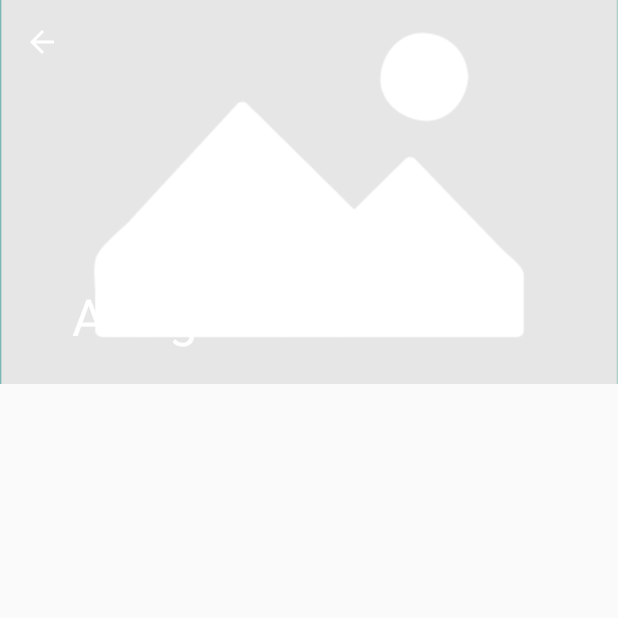
After one commit to codeteo/AssignmentAthl, an Android app: the DetailsActivity screen opened directly, with no data from a screen before it, on a phone screen of 412 x 824 dp, the top half of it. The commit adds this screen. Run offline under Robolectric (Android 15) with nearby library versions, the light colour scheme and no system bars; our stand-ins replace Picasso; pictures from the network do not load.

Commit message:
Adds DetailsActivity

```diff
--- a/app/src/main/AndroidManifest.xml
+++ b/app/src/main/AndroidManifest.xml
@@ -27,6 +27,9 @@
             android:name=".features.search.SearchActivity"
             android:windowSoftInputMode="stateVisible" />
 
+        <activity
+            android:name=".features.details.DetailsActivity"/>
+
     </application>
 
 </manifest>
--- a/app/src/main/java/com/assignment/teo/data/features/search/movies/mappers/MovieDataMapper.java
+++ b/app/src/main/java/com/assignment/teo/data/features/search/movies/mappers/MovieDataMapper.java
@@ -28,6 +28,7 @@
         movie.setRating(Math.round(dataModel.getVoteAverage()));
         movie.setThumbnail(dataModel.getBackdropPath());
         movie.setReleaseDate(dataModel.getReleaseDate());
+        movie.setGenreIds(dataModel.getGenreIds());
 
         return movie;
     }
--- a/app/src/main/java/com/assignment/teo/data/features/search/shows/mappers/ShowDataMapper.java
+++ b/app/src/main/java/com/assignment/teo/data/features/search/shows/mappers/ShowDataMapper.java
@@ -27,6 +27,7 @@
         show.setOverview(dataModel.getOverview());
         show.setRating(Math.round(dataModel.getVoteAverage()));
         show.setThumbnail(dataModel.getBackdropPath());
+        show.setGenreIds(dataModel.getGenreIds());
 
         return show;
     }
--- /dev/null
+++ b/app/src/main/java/com/assignment/teo/features/details/DetailsActivity.java
@@ -0,0 +1,75 @@
+package com.assignment.teo.features.details;
+
+import android.os.Bundle;
+import android.support.annotation.Nullable;
+import android.support.design.widget.CollapsingToolbarLayout;
+import android.support.v7.app.AppCompatActivity;
+import android.support.v7.widget.Toolbar;
+import android.view.MenuItem;
+import android.widget.ImageView;
+
+import com.assignment.teo.R;
+import com.squareup.picasso.Picasso;
+
+import java.util.Objects;
+
+import static com.assignment.teo.Constants.EMPTY_STRING;
+import static com.assignment.teo.Constants.appendImageUrl;
+
+/**
+ * Screen displaying details about a movie or a show.
+ */
+
+public class DetailsActivity extends AppCompatActivity {
+
+    public static final String TITLE_KEY = "title";
+    public static final String IMG_URL_KEY = "image_url";
+    public static final String OVERVIEW_KEY = "overview";
+    public static final String GENRE_ID_KEY = "genre_id";
+
+    private Toolbar toolbar;
+    private CollapsingToolbarLayout collapsingToolbar;
+    private ImageView ivImage;
+
+    private String title, imageUrl, overview;
+    private int genreId;
+
+    @Override
+    protected void onCreate(@Nullable Bundle savedInstanceState) {
+        super.onCreate(savedInstanceState);
+        setContentView(R.layout.activity_details);
+
+        toolbar = findViewById(R.id.toolbar_details);
+        collapsingToolbar = findViewById(R.id.collapsing_toolbar);
+        ivImage = findViewById(R.id.iv_details_backdrop);
+
+        Bundle extras = getIntent().getExtras();
+        if (extras != null) {
+            title = extras.getString(TITLE_KEY, EMPTY_STRING);
+            imageUrl = extras.getString(IMG_URL_KEY, EMPTY_STRING);
+            overview = extras.getString(OVERVIEW_KEY, EMPTY_STRING);
+            genreId = extras.getInt(GENRE_ID_KEY, 0);
+        }
+
+        setSupportActionBar(toolbar);
+        Objects.requireNonNull(getSupportActionBar()).setDisplayHomeAsUpEnabled(true);
+
+        Picasso.with(this)
+                .load(appendImageUrl(imageUrl))
+                .fit()
+                .error(R.drawable.placeholder_movie)
+                .into(ivImage);
+
+        collapsingToolbar.setTitle(title);
+    }
+
+    @Override
+    public boolean onOptionsItemSelected(MenuItem item) {
+        switch (item.getItemId()) {
+            case android.R.id.home:
+                finish();
+                return true;
+        }
+        return super.onOptionsItemSelected(item);
+    }
+}
--- a/app/src/main/java/com/assignment/teo/features/search/fragments/movies/adapter/MovieViewModel.java
+++ b/app/src/main/java/com/assignment/teo/features/search/fragments/movies/adapter/MovieViewModel.java
@@ -36,4 +36,8 @@
         return movie.getReleaseDate();
     }
 
+    public int getGenreId() {
+        return movie.getGenreIds()[0];
+    }
+
 }
--- a/app/src/main/java/com/assignment/teo/features/search/fragments/shows/adapter/ShowViewModel.java
+++ b/app/src/main/java/com/assignment/teo/features/search/fragments/shows/adapter/ShowViewModel.java
@@ -32,4 +32,7 @@
         return show.getRating();
     }
 
+    public int getGenreId() {
+        return show.getGenreIds()[0];
+    }
 }
--- /dev/null
+++ b/app/src/main/res/layout/activity_details.xml
@@ -0,0 +1,47 @@
+<?xml version="1.0" encoding="utf-8"?>
+<android.support.design.widget.CoordinatorLayout xmlns:android="http://schemas.android.com/apk/res/android"
+    xmlns:app="http://schemas.android.com/apk/res-auto"
+    android:orientation="vertical"
+    android:fitsSystemWindows="true"
+    android:layout_width="match_parent"
+    android:layout_height="match_parent">
+
+    <android.support.design.widget.AppBarLayout
+        android:id="@+id/appbar"
+        android:layout_width="match_parent"
+        android:layout_height="256dp"
+        android:theme="@style/ThemeOverlay.AppCompat.Dark.ActionBar"
+        android:fitsSystemWindows="true">
+
+        <android.support.design.widget.CollapsingToolbarLayout
+            android:id="@+id/collapsing_toolbar"
+            android:layout_width="match_parent"
+            android:layout_height="match_parent"
+            android:fitsSystemWindows="true"
+            app:layout_scrollFlags="scroll|exitUntilCollapsed"
+            app:contentScrim="?attr/colorPrimary"
+            app:expandedTitleMarginStart="48dp"
+            app:expandedTitleMarginEnd="64dp">
+
+            <ImageView
+                android:id="@+id/iv_details_backdrop"
+                android:layout_width="match_parent"
+                android:layout_height="match_parent"
+                android:scaleType="centerCrop"
+                android:fitsSystemWindows="true"
+                app:layout_collapseMode="parallax"
+                android:contentDescription="@null" />
+
+            <android.support.v7.widget.Toolbar
+                android:id="@+id/toolbar_details"
+                android:layout_width="match_parent"
+                android:layout_height="?attr/actionBarSize"
+                app:popupTheme="@style/ThemeOverlay.AppCompat.Light"
+                app:layout_collapseMode="pin" />
+
+        </android.support.design.widget.CollapsingToolbarLayout>
+
+    </android.support.design.widget.AppBarLayout>
+
+
+</android.support.design.widget.CoordinatorLayout>
```
Also changed, not shown: app/src/main/java/com/assignment/teo/data/bus/events/OpenDetailsActivityEvent.java (added, +48 -0 lines), app/src/main/java/com/assignment/teo/data/features/search/movies/entities/MovieDataModel.java (+11 -0 lines), app/src/main/java/com/assignment/teo/data/features/search/shows/entities/ShowDataModel.java (+11 -0 lines), app/src/main/java/com/assignment/teo/domain/entities/Movie.java (+9 -0 lines), app/src/main/java/com/assignment/teo/domain/entities/Show.java (+9 -0 lines), app/src/main/java/com/assignment/teo/features/search/SearchActivity.java (+22 -2 lines), app/src/main/java/com/assignment/teo/features/search/base/BaseSearchActivity.java (added, +19 -0 lines), app/src/main/java/com/assignment/teo/features/search/fragments/movies/adapter/MovieViewHolder.java (+13 -2 lines), app/src/main/java/com/assignment/teo/features/search/fragments/shows/adapter/ShowViewHolder.java (+13 -2 lines), app/src/main/res/layout/item_movie.xml (+4 -3 lines).
